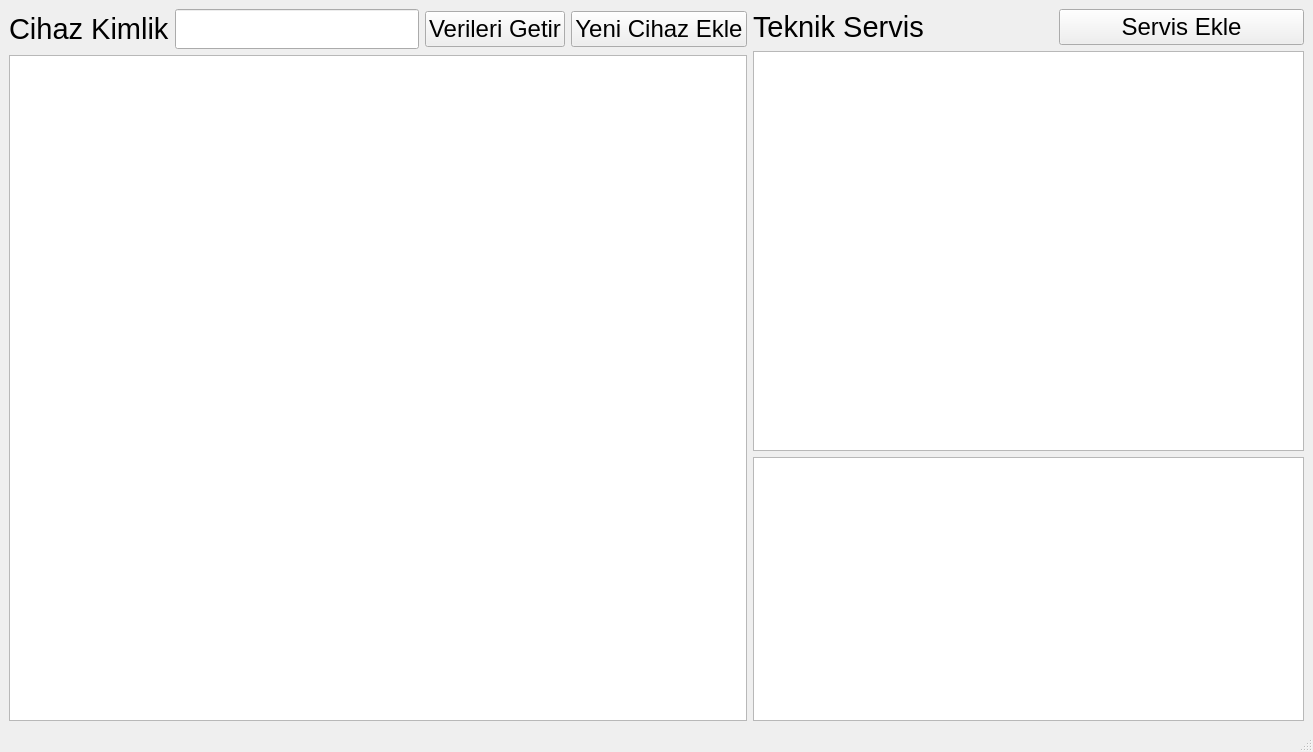
Above: mainwindow.ui from yunusemrecinar/QT5-cihaz-kimlik-teknik-servis before the change. Below: the same form after it.
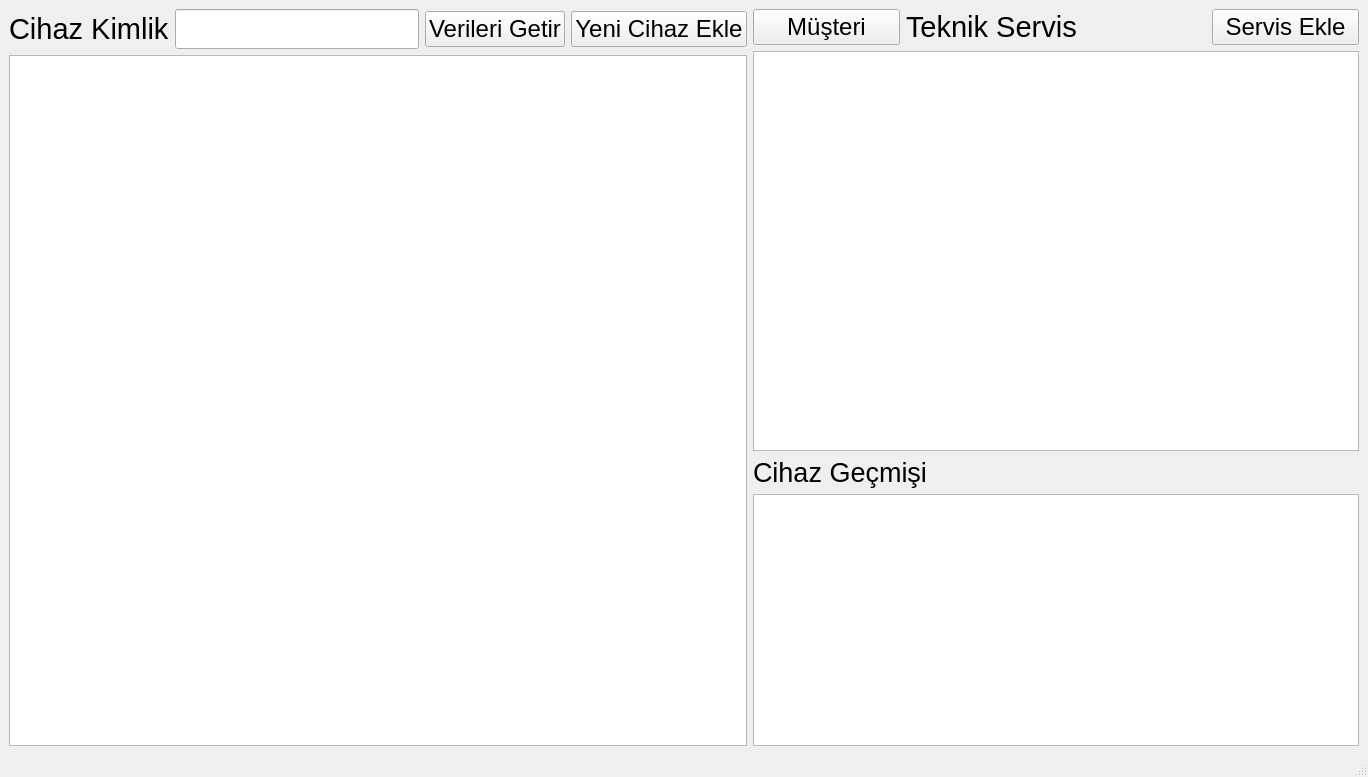
That is the form after the change.

Patch:
```diff
--- a/mainwindow.ui
+++ b/mainwindow.ui
@@ -9,8 +9,8 @@
    <rect>
     <x>0</x>
     <y>0</y>
-    <width>1313</width>
-    <height>752</height>
+    <width>1368</width>
+    <height>777</height>
    </rect>
   </property>
   <property name="windowTitle">
@@ -104,6 +104,18 @@
        <layout class="QVBoxLayout" name="verticalLayout_3">
         <item>
          <layout class="QHBoxLayout" name="horizontalLayout_3">
+          <item>
+           <widget class="QPushButton" name="pushButton">
+            <property name="font">
+             <font>
+              <pointsize>18</pointsize>
+             </font>
+            </property>
+            <property name="text">
+             <string>Müşteri</string>
+            </property>
+           </widget>
+          </item>
           <item>
            <widget class="QLabel" name="servisLabel">
             <property name="minimumSize">
@@ -151,6 +163,18 @@
           </property>
          </widget>
         </item>
+        <item>
+         <widget class="QLabel" name="label">
+          <property name="font">
+           <font>
+            <pointsize>20</pointsize>
+           </font>
+          </property>
+          <property name="text">
+           <string>Cihaz Geçmişi</string>
+          </property>
+         </widget>
+        </item>
         <item>
          <widget class="QTableView" name="tableView_log">
           <property name="font">
```
Left out of the diff: 2 changed lines with no effect on the pictures.
